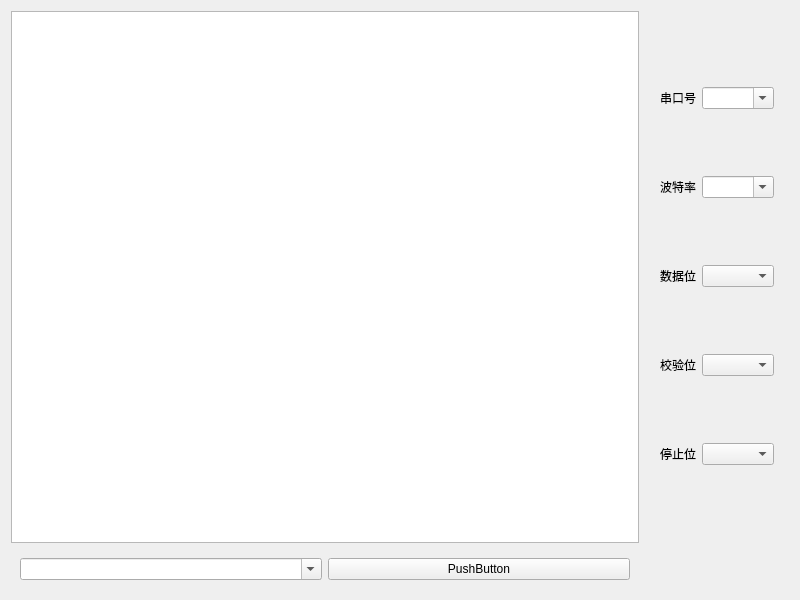
First picture: the form in tool/comtool/form/frmcomtool.ui, repository Stwcs/Qt6Demo, before the edit.
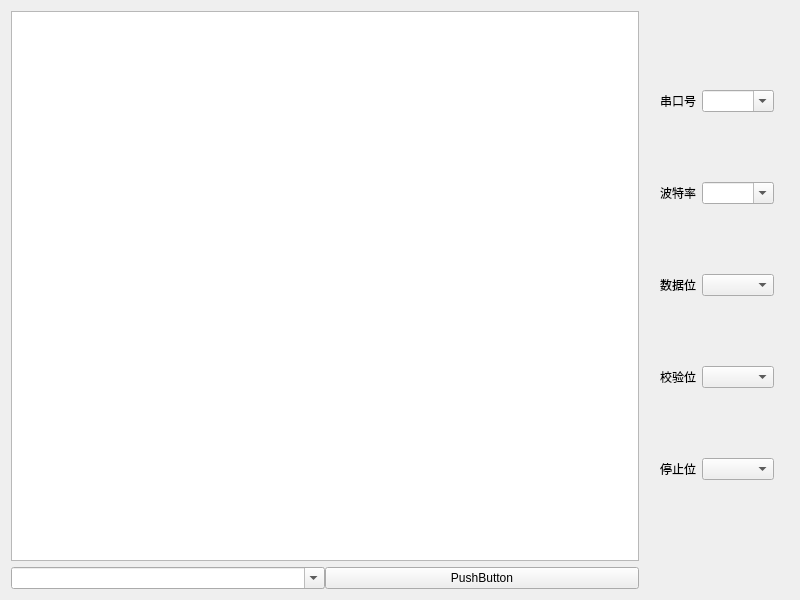
Second picture: the form after the edit.

Commit message: (*) 优化工程

```diff
--- a/tool/comtool/form/frmcomtool.ui
+++ b/tool/comtool/form/frmcomtool.ui
@@ -105,6 +105,21 @@
    <item row="1" column="0">
     <widget class="QWidget" name="widget" native="true">
      <layout class="QHBoxLayout" name="horizontalLayout">
+      <property name="spacing">
+       <number>0</number>
+      </property>
+      <property name="leftMargin">
+       <number>0</number>
+      </property>
+      <property name="topMargin">
+       <number>0</number>
+      </property>
+      <property name="rightMargin">
+       <number>0</number>
+      </property>
+      <property name="bottomMargin">
+       <number>0</number>
+      </property>
       <item>
        <widget class="QComboBox" name="comboBox_5">
         <property name="editable">
```
Left out of the diff: 15 changed lines with no effect on the pictures. The commit also changes 2 other files.
